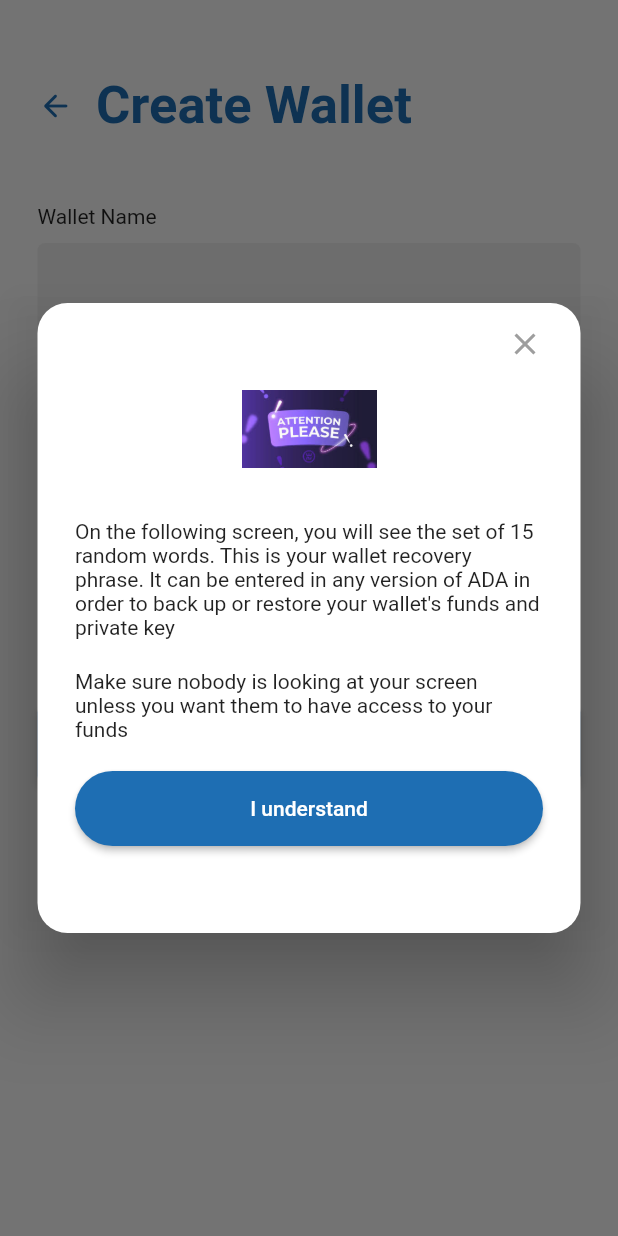
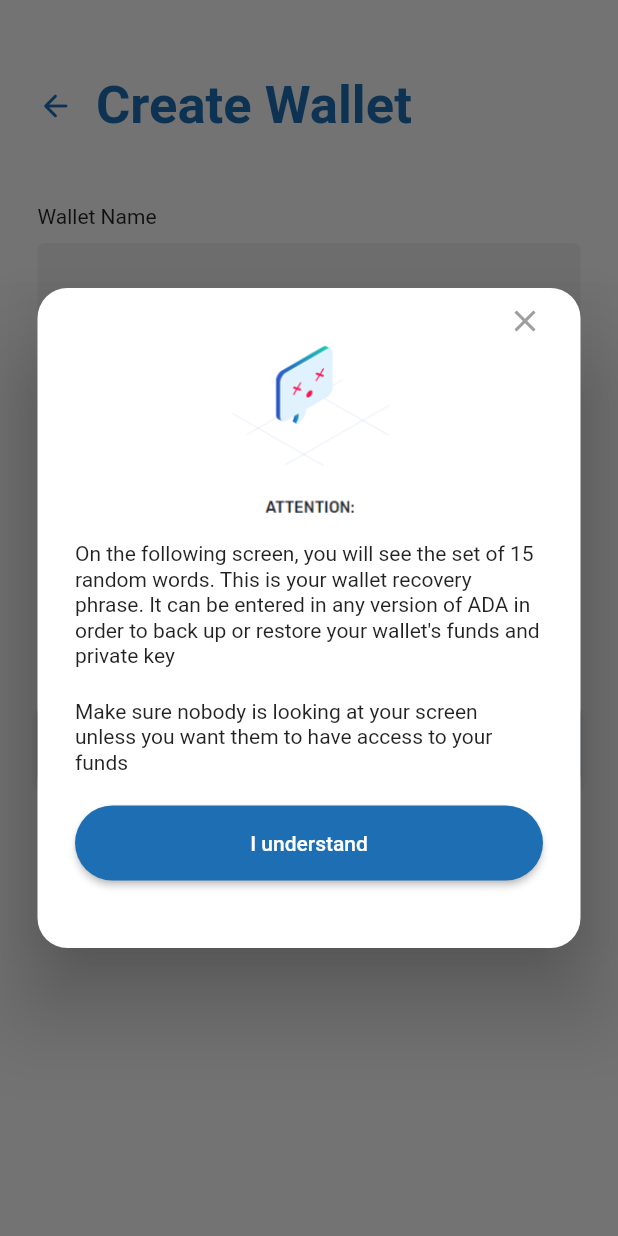
Before and after one commit to prudent-migabo/ada-to-mobile-money, a Flutter app: the CreateWalletScreen screen opened by its route, after a tap on "Proceed", on a phone screen of 412 x 824 dp. Run offline on Flutter 3.47's test engine with Material 2 defaults, Android fonts, the phone set to English and light mode, and no system bars; our stand-ins replace animated_splash_screen, cached_network_image, cloud_firestore, country_code_picker, country_picker, file_picker and 6 more; missing offline and left inert: flutter_facebook_auth; accounts and stored records are empty; network calls fail.

Commit message:
*ui modification in creationWalletScreen

```diff
--- a/lib/screens/create_wallet_screen/components/warning_popup.dart
+++ b/lib/screens/create_wallet_screen/components/warning_popup.dart
@@ -15,9 +15,9 @@ void warningPopup (
       insetPadding: EdgeInsets.all(10),
       child: Container(
         margin: EdgeInsets.symmetric(horizontal: 15),
-        padding: EdgeInsets.symmetric(vertical: 15, horizontal: 25),
+        padding: EdgeInsets.symmetric(vertical: 10, horizontal: 25),
         width: double.infinity,
-        height: 420,
+        height: 440,
         decoration: BoxDecoration(
           borderRadius: BorderRadius.circular(20),
           color: Colors.white,),
@@ -32,11 +32,13 @@ void warningPopup (
                 Navigator.pop(context);
               },),),
            // SizedBox(height: 15,),
-            Center(child: Image(image: AssetImage(Assets.attention), width: 90, height: 90,)),
+            Center(child: Image(image: AssetImage(Assets.attention), width: 120, height: 120,)),
             SizedBox(height: 15,),
-            Text("On the following screen, you will see the set of 15 random words. This is your wallet recovery phrase. It can be entered in any version of ADA in order to back up or restore your wallet's funds and private key"),
+            Text("On the following screen, you will see the set of 15 random words. This is your wallet recovery phrase. It can be entered in any version of ADA in order to back up or restore your wallet's funds and private key",
+              style: TextStyle(height: 1.2,),
+            ),
             SizedBox(height: 20,),
-            Text("Make sure nobody is looking at your screen unless you want them to have access to your funds"),
+            Text("Make sure nobody is looking at your screen unless you want them to have access to your funds", style: TextStyle(height: 1.2,),),
             SizedBox(height: 20,),
             SizedBox(
               width: double.infinity,
--- a/lib/screens/dashboard_screen/components/popup_for_choice_devise.dart
+++ b/lib/screens/dashboard_screen/components/popup_for_choice_devise.dart
@@ -38,8 +38,9 @@ Future popupForChoiceDevise (
               width: double.infinity,
               height: 50,
               child: RoundedButtonWithoutIcon(
+                elevation: 0,
                 label: Text('ADA to Mobile Money', style: TextStyle(color: kMainColor, fontWeight: boldStyle),),
-                primary: Colors.blue.shade50,
+                primary: Color(0xffe8f0f7),
                 radius: 40,
                 onPressed: (){
                   Navigator.pushReplacementNamed(context, ConvertAdaScreen.routeName);
@@ -53,8 +54,9 @@ Future popupForChoiceDevise (
               width: double.infinity,
               height: 50,
               child: RoundedButtonWithoutIcon(
+                elevation: 0,
                 label: Text('Mobile Money to ADA', style: TextStyle(color: kMainColor, fontWeight: boldStyle),),
-                primary: Colors.blue.shade50,
+                primary: Color(0xffe8f0f7),
                 radius: 40,
                 onPressed: (){
                  Navigator.pushReplacementNamed(context,  ConvertMobileScreen.routeName);
--- a/lib/utils/assets.dart
+++ b/lib/utils/assets.dart
@@ -6,7 +6,7 @@ class Assets {
   static const String coin = 'assets/images/coin.png';
   static const String img = 'assets/images/sillicon.png';
   static const String img3 = 'assets/images/img3.jpg';
-  static const String attention = 'assets/images/attention.jpg';
-  static const String writeDown = 'assets/images/white down.jpg';
+  static const String attention = 'assets/images/attention img.PNG';
+  static const String recovery = 'assets/images/recovery img.PNG';
   static const String image1 = 'assets/images/image1.jpg';
 }
```
Also changed, not shown: lib/screens/recovery_phrase_screen/components/recovery_phrase_components.dart (+6 -4 lines), assets/images/attention img.PNG (added), assets/images/recovery img.PNG (added).
